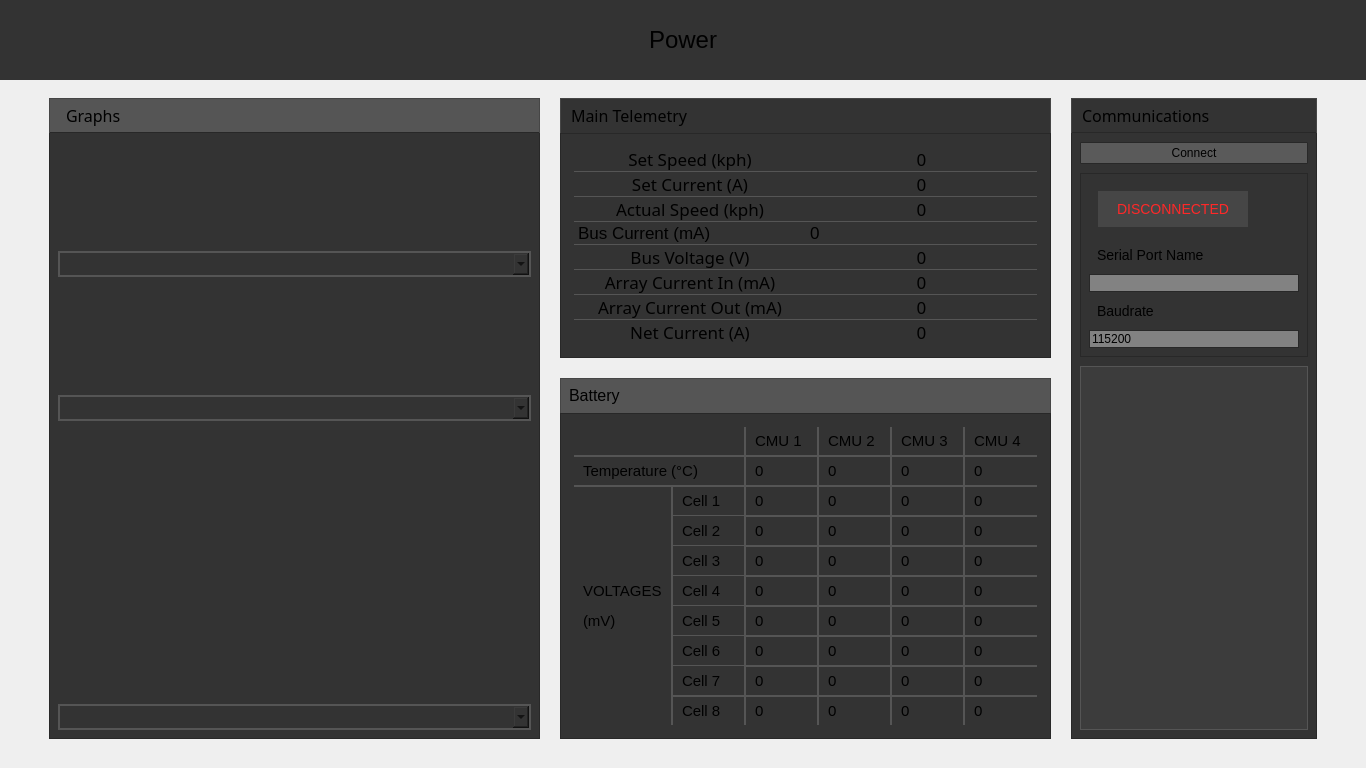
Qt form PowerUI.ui (UCSolarCarTeam/Delta-Desktop-Client-Telemetry) before a commit.
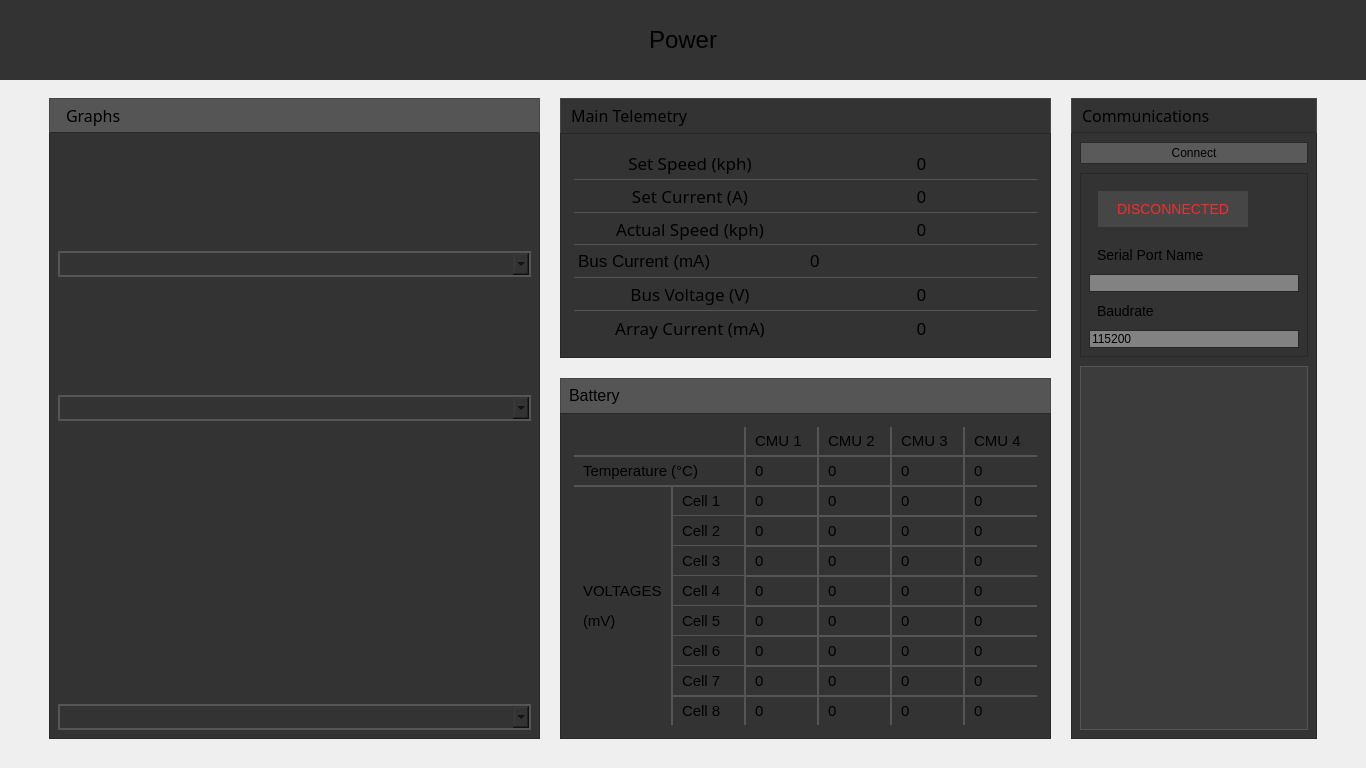
The same form after that commit. Icons and pictures are not drawn. Custom widgets are drawn as their Qt base class.

What changed in the file:
```diff
--- a/PowerUI.ui
+++ b/PowerUI.ui
@@ -1451,99 +1451,6 @@
                 <property name="spacing">
                  <number>0</number>
                 </property>
-                <item row="2" column="0">
-                 <widget class="QLabel" name="actualSpeedLabel">
-                  <property name="font">
-                   <font>
-                    <family>AvenirLTStd</family>
-                    <pointsize>-1</pointsize>
-                   </font>
-                  </property>
-                  <property name="styleSheet">
-                   <string notr="true"/>
-                  </property>
-                  <property name="frameShape">
-                   <enum>QFrame::NoFrame</enum>
-                  </property>
-                  <property name="text">
-                   <string>Actual Speed (kph)</string>
-                  </property>
-                  <property name="textFormat">
-                   <enum>Qt::PlainText</enum>
-                  </property>
-                  <property name="alignment">
-                   <set>Qt::AlignCenter</set>
-                  </property>
-                  <property name="margin">
-                   <number>0</number>
-                  </property>
-                  <property name="indent">
-                   <number>0</number>
-                  </property>
-                 </widget>
-                </item>
-                <item row="6" column="0">
-                 <widget class="QLabel" name="arrayCurrentOutLabel">
-                  <property name="font">
-                   <font>
-                    <family>AvenirLTStd</family>
-                    <pointsize>-1</pointsize>
-                   </font>
-                  </property>
-                  <property name="styleSheet">
-                   <string notr="true">text-transform:none;</string>
-                  </property>
-                  <property name="frameShape">
-                   <enum>QFrame::NoFrame</enum>
-                  </property>
-                  <property name="text">
-                   <string>Array Current Out (mA)</string>
-                  </property>
-                  <property name="textFormat">
-                   <enum>Qt::PlainText</enum>
-                  </property>
-                  <property name="alignment">
-                   <set>Qt::AlignCenter</set>
-                  </property>
-                  <property name="margin">
-                   <number>0</number>
-                  </property>
-                  <property name="indent">
-                   <number>0</number>
-                  </property>
-                 </widget>
-                </item>
-                <item row="4" column="0">
-                 <widget class="QLabel" name="busVoltageLabel">
-                  <property name="font">
-                   <font>
-                    <family>AvenirLTStd</family>
-                    <pointsize>-1</pointsize>
-                   </font>
-                  </property>
-                  <property name="styleSheet">
-                   <string notr="true"/>
-                  </property>
-                  <property name="frameShape">
-                   <enum>QFrame::NoFrame</enum>
-                  </property>
-                  <property name="text">
-                   <string>Bus Voltage (V)</string>
-                  </property>
-                  <property name="textFormat">
-                   <enum>Qt::PlainText</enum>
-                  </property>
-                  <property name="alignment">
-                   <set>Qt::AlignCenter</set>
-                  </property>
-                  <property name="margin">
-                   <number>0</number>
-                  </property>
-                  <property name="indent">
-                   <number>0</number>
-                  </property>
-                 </widget>
-                </item>
                 <item row="1" column="0">
                  <widget class="QLabel" name="setCurrentLabel">
                   <property name="font">
@@ -1616,8 +1523,8 @@
                   </property>
                  </widget>
                 </item>
-                <item row="2" column="1">
-                 <widget class="QLabel" name="actualSpeed">
+                <item row="4" column="0">
+                 <widget class="QLabel" name="busVoltageLabel">
                   <property name="font">
                    <font>
                     <family>AvenirLTStd</family>
@@ -1627,28 +1534,55 @@
                   <property name="styleSheet">
                    <string notr="true"/>
                   </property>
+                  <property name="frameShape">
+                   <enum>QFrame::NoFrame</enum>
+                  </property>
                   <property name="text">
-                   <string>0</string>
+                   <string>Bus Voltage (V)</string>
+                  </property>
+                  <property name="textFormat">
+                   <enum>Qt::PlainText</enum>
                   </property>
                   <property name="alignment">
                    <set>Qt::AlignCenter</set>
                   </property>
+                  <property name="margin">
+                   <number>0</number>
+                  </property>
+                  <property name="indent">
+                   <number>0</number>
+                  </property>
                  </widget>
                 </item>
-                <item row="5" column="1">
-                 <widget class="QLabel" name="arrayCurrentIn">
+                <item row="2" column="0">
+                 <widget class="QLabel" name="actualSpeedLabel">
                   <property name="font">
                    <font>
                     <family>AvenirLTStd</family>
                     <pointsize>-1</pointsize>
                    </font>
                   </property>
+                  <property name="styleSheet">
+                   <string notr="true"/>
+                  </property>
+                  <property name="frameShape">
+                   <enum>QFrame::NoFrame</enum>
+                  </property>
                   <property name="text">
-                   <string>0</string>
+                   <string>Actual Speed (kph)</string>
+                  </property>
+                  <property name="textFormat">
+                   <enum>Qt::PlainText</enum>
                   </property>
                   <property name="alignment">
                    <set>Qt::AlignCenter</set>
                   </property>
+                  <property name="margin">
+                   <number>0</number>
+                  </property>
+                  <property name="indent">
+                   <number>0</number>
+                  </property>
                  </widget>
                 </item>
                 <item row="4" column="1">
@@ -1667,110 +1601,10 @@
                   </property>
                  </widget>
                 </item>
-                <item row="1" column="1">
-                 <widget class="QLabel" name="setCurrent">
-                  <property name="font">
-                   <font>
-                    <family>AvenirLTStd</family>
-                    <pointsize>-1</pointsize>
-                   </font>
-                  </property>
+                <item row="3" column="1">
+                 <widget class="QLabel" name="busCurrent">
                   <property name="text">
                    <string>0</string>
-                  </property>
-                  <property name="alignment">
-                   <set>Qt::AlignCenter</set>
-                  </property>
-                 </widget>
-                </item>
-                <item row="7" column="1">
-                 <widget class="QLabel" name="netCurrent">
-                  <property name="font">
-                   <font>
-                    <family>AvenirLTStd</family>
-                    <pointsize>-1</pointsize>
-                   </font>
-                  </property>
-                  <property name="styleSheet">
-                   <string notr="true">border-bottom: none;</string>
-                  </property>
-                  <property name="text">
-                   <string>0</string>
-                  </property>
-                  <property name="alignment">
-                   <set>Qt::AlignCenter</set>
-                  </property>
-                 </widget>
-                </item>
-                <item row="6" column="1">
-                 <widget class="QLabel" name="arrayCurrentOut">
-                  <property name="font">
-                   <font>
-                    <family>AvenirLTStd</family>
-                    <pointsize>-1</pointsize>
-                   </font>
-                  </property>
-                  <property name="text">
-                   <string>0</string>
-                  </property>
-                  <property name="alignment">
-                   <set>Qt::AlignCenter</set>
-                  </property>
-                 </widget>
-                </item>
-                <item row="7" column="0">
-                 <widget class="QLabel" name="netCurrentLabel">
-                  <property name="font">
-                   <font>
-                    <family>AvenirLTStd</family>
-                    <pointsize>-1</pointsize>
-                   </font>
-                  </property>
-                  <property name="styleSheet">
-                   <string notr="true">border-bottom: none;</string>
-                  </property>
-                  <property name="text">
-                   <string>Net Current (A)</string>
-                  </property>
-                  <property name="alignment">
-                   <set>Qt::AlignCenter</set>
-                  </property>
-                  <property name="margin">
-                   <number>0</number>
-                  </property>
-                  <property name="indent">
-                   <number>0</number>
-                  </property>
-                 </widget>
-                </item>
-                <item row="5" column="0">
-                 <widget class="QLabel" name="arrayCurrentInLabel">
-                  <property name="font">
-                   <font>
-                    <family>AvenirLTStd</family>
-                    <pointsize>-1</pointsize>
-                   </font>
-                  </property>
-                  <property name="styleSheet">
-                   <string notr="true">text-transform: none;</string>
-                  </property>
-                  <property name="frameShape">
-                   <enum>QFrame::NoFrame</enum>
-                  </property>
-                  <property name="text">
-                   <string>Array Current In (mA)</string>
-                  </property>
-                  <property name="textFormat">
-                   <enum>Qt::PlainText</enum>
-                  </property>
-                  <property name="alignment">
-                   <set>Qt::AlignCenter</set>
-                  </property>
-                  <property name="margin">
-                   <number>0</number>
-                  </property>
-                  <property name="indent">
-                   <number>0</number>
                   </property>
                  </widget>
                 </item>
@@ -1781,10 +1615,88 @@
                   </property>
                  </widget>
                 </item>
-                <item row="3" column="1">
-                 <widget class="QLabel" name="busCurrent">
+                <item row="5" column="0">
+                 <widget class="QLabel" name="arrayCurrentLabel">
+                  <property name="font">
+                   <font>
+                    <family>AvenirLTStd</family>
+                    <pointsize>-1</pointsize>
+                   </font>
+                  </property>
+                  <property name="styleSheet">
+                   <string notr="true">border-bottom: none;</string>
+                  </property>
+                  <property name="frameShape">
+                   <enum>QFrame::NoFrame</enum>
+                  </property>
                   <property name="text">
+                   <string>Array Current (mA)</string>
+                  </property>
+                  <property name="textFormat">
+                   <enum>Qt::PlainText</enum>
+                  </property>
+                  <property name="alignment">
+                   <set>Qt::AlignCenter</set>
+                  </property>
+                  <property name="margin">
+                   <number>0</number>
+                  </property>
+                  <property name="indent">
+                   <number>0</number>
+                  </property>
+                 </widget>
+                </item>
+                <item row="1" column="1">
+                 <widget class="QLabel" name="setCurrent">
+                  <property name="font">
+                   <font>
+                    <family>AvenirLTStd</family>
+                    <pointsize>-1</pointsize>
+                   </font>
+                  </property>
+                  <property name="text">
                    <string>0</string>
+                  </property>
+                  <property name="alignment">
+                   <set>Qt::AlignCenter</set>
+                  </property>
+                 </widget>
+                </item>
+                <item row="2" column="1">
+                 <widget class="QLabel" name="actualSpeed">
+                  <property name="font">
+                   <font>
+                    <family>AvenirLTStd</family>
+                    <pointsize>-1</pointsize>
+                   </font>
+                  </property>
+                  <property name="styleSheet">
+                   <string notr="true"/>
+                  </property>
+                  <property name="text">
+                   <string>0</string>
+                  </property>
+                  <property name="alignment">
+                   <set>Qt::AlignCenter</set>
+                  </property>
+                 </widget>
+                </item>
+                <item row="5" column="1">
+                 <widget class="QLabel" name="arrayCurrent">
+                  <property name="font">
+                   <font>
+                    <family>AvenirLTStd</family>
+                    <pointsize>-1</pointsize>
+                   </font>
+                  </property>
+                  <property name="styleSheet">
+                   <string notr="true">border-bottom: none;</string>
+                  </property>
+                  <property name="text">
+                   <string>0</string>
+                  </property>
+                  <property name="alignment">
+                   <set>Qt::AlignCenter</set>
                   </property>
                  </widget>
                 </item>
```
